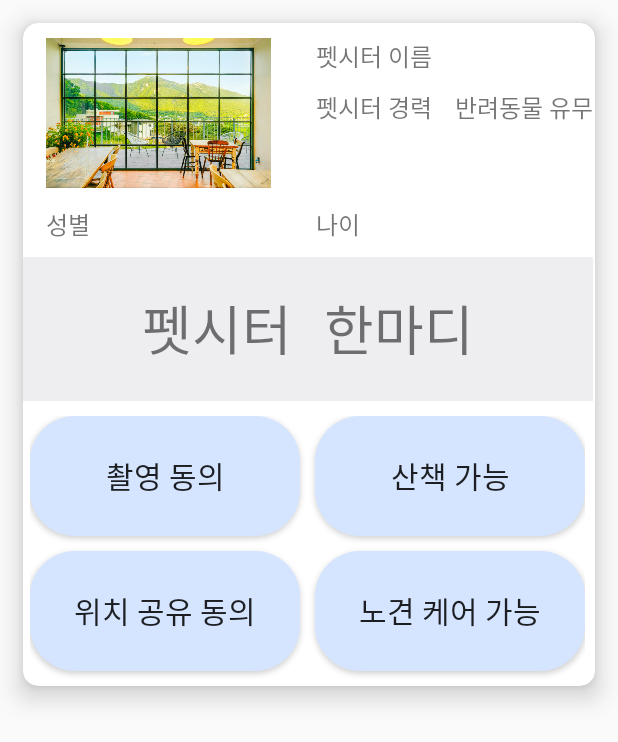
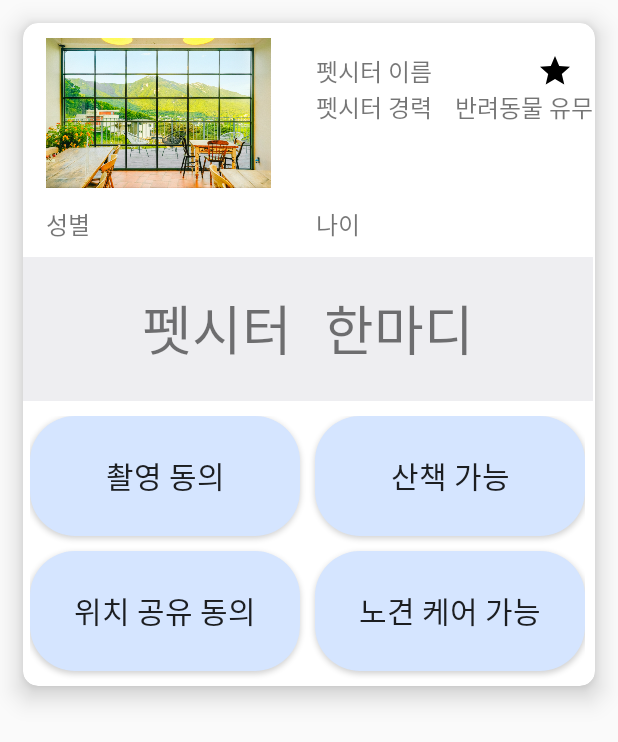
Before and after one commit to ehtjsv2/FitaPetService_Client_Personal_Version, an Android app: the layout dog_service_list.xml on its own in the app's theme, with its tools: preview values and no code run, on a phone screen of 412 x 824 dp. Shown: the top 742 px of the screen. Run offline under Robolectric (Android 15) with nearby library versions, the phone set to English and light mode, and no system bars.

Commit message:
dogservicefragment xml cardview fix

```diff
--- /dev/null
+++ b/app/src/main/java/com/example/fitapet/PetsitterList/DogPetsitterListActivity.kt
@@ -0,0 +1,4 @@
+package com.example.fitapet.PetsitterList
+
+class DogPetsitterListActivity {
+}
--- a/app/src/main/java/com/example/fitapet/PetsitterList/PetsitterAdapter.kt
+++ b/app/src/main/java/com/example/fitapet/PetsitterList/PetsitterListAdapter.kt
@@ -8,7 +8,7 @@ import android.widget.TextView
 import androidx.recyclerview.widget.RecyclerView
 import com.example.fitapet.R
 
-class PetsitterAdapter(): RecyclerView.Adapter<PetsitterAdapter.MyViewHolder>(){
+class PetsitterListAdapter(): RecyclerView.Adapter<PetsitterListAdapter.MyViewHolder>(){
 
     var titles = arrayOf("one", "two", "three", "four", "five")
     var details = arrayOf("Item one", "Item two", "Item three", "Item four", "Itme five")
@@ -22,7 +22,7 @@ class PetsitterAdapter(): RecyclerView.Adapter<PetsitterAdapter.MyViewHolder>(){
 
 
     class MyViewHolder(itemview: View) : RecyclerView.ViewHolder(itemview) {
-//        public var itemimage: ImageView = itemview.item_image
+//        public var itemimage: ImageView = itemview.petsitterImage
 //        public var itemtitle: TextView = itemview.item_title
 //        public var itemdetail: TextView = itemview.item_detail
     }
--- a/app/src/main/java/com/example/fitapet/PetsitterList/PetsitterRecyclerview.kt
+++ b/app/src/main/java/com/example/fitapet/PetsitterList/PetsitterRecyclerview.kt
@@ -48,9 +48,4 @@ class PetsitterRecyclerview(items: ArrayList<PetsitterCard>) : RecyclerView.Adap
     }
 
     override fun getItemCount(): Int = items.size
-
-    fun addPetsitter(item: PetsitterCard) {
-        items.add(item)
-    }
-
 }
--- a/app/src/main/java/com/example/fitapet/navfragment/HomeFragment.kt
+++ b/app/src/main/java/com/example/fitapet/navfragment/HomeFragment.kt
@@ -6,9 +6,12 @@ import android.view.LayoutInflater
 import android.view.View
 import android.view.ViewGroup
 import android.widget.Toast
+import com.example.fitapet.PetsitterList.DogServiceFragment
 import com.example.fitapet.R
+import com.example.fitapet.databinding.FragmentHomeBinding
 
 class HomeFragment : Fragment() {
+
     override fun onCreateView(
         inflater: LayoutInflater, container: ViewGroup?,
         savedInstanceState: Bundle?
@@ -16,5 +19,6 @@ class HomeFragment : Fragment() {
         // Inflate the layout for this fragment
         val home = R.layout.fragment_home
         return inflater.inflate(R.layout.fragment_home, container, false)
+
     }
 }
--- /dev/null
+++ b/app/src/main/res/drawable/ic_baseline_star_24.xml
@@ -0,0 +1,5 @@
+<vector android:height="24dp" android:tint="#000000"
+    android:viewportHeight="24" android:viewportWidth="24"
+    android:width="24dp" xmlns:android="http://schemas.android.com/apk/res/android">
+    <path android:fillColor="@android:color/white" android:pathData="M12,17.27L18.18,21l-1.64,-7.03L22,9.24l-7.19,-0.61L12,2 9.19,8.63 2,9.24l5.46,4.73L5.82,21z"/>
+</vector>
--- a/app/src/main/res/layout/dog_service_list.xml
+++ b/app/src/main/res/layout/dog_service_list.xml
@@ -8,7 +8,8 @@
     android:layout_margin="15dp"
     android:padding="10dp"
     app:cardElevation="10dp"
-    app:cardCornerRadius="10dp">
+    app:cardCornerRadius="10dp"
+    android:id="@+id/petsitterCard">
 
     <LinearLayout
         android:layout_width="wrap_content"
@@ -33,19 +34,27 @@
                 <LinearLayout
                     android:orientation="vertical">
 
-                    <TextView
-                        android:layout_width="wrap_content"
-                        android:layout_height="wrap_content"
-                        android:text="펫시터 이름"
-                        android:textSize="16dp"
-                        android:id="@+id/petsitterName"/>
-
                     <GridLayout
                         android:layout_width="wrap_content"
                         android:layout_height="wrap_content"
                         android:orientation="horizontal"
                         android:columnCount="2"
                         android:layout_marginTop="10dp">
+
+                        <TextView
+                            android:layout_width="wrap_content"
+                            android:layout_height="wrap_content"
+                            android:text="펫시터 이름"
+                            android:textSize="16dp"
+                            android:id="@+id/petsitterName"/>
+
+                        <ImageButton
+                            android:layout_width="wrap_content"
+                            android:layout_height="wrap_content"
+                            android:src="@drawable/ic_baseline_star_24"
+                            android:background="@color/white"
+                            android:layout_marginStart="70dp"
+                            android:id="@+id/bookmark"/>
 
                         <TextView
                             android:layout_width="wrap_content"
```
Also changed, not shown: app/src/main/java/com/example/fitapet/MainActivity.kt (+7 -0 lines), app/src/main/java/com/example/fitapet/PetsitterList/DogServiceFragment.kt (+8 -9 lines).
